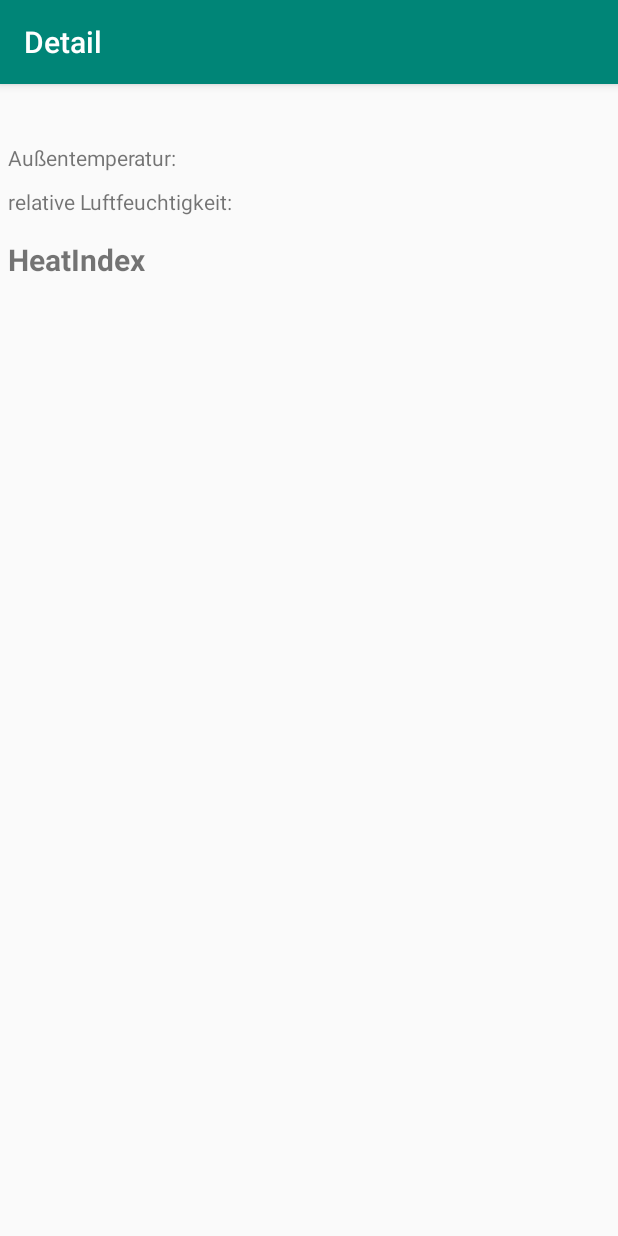
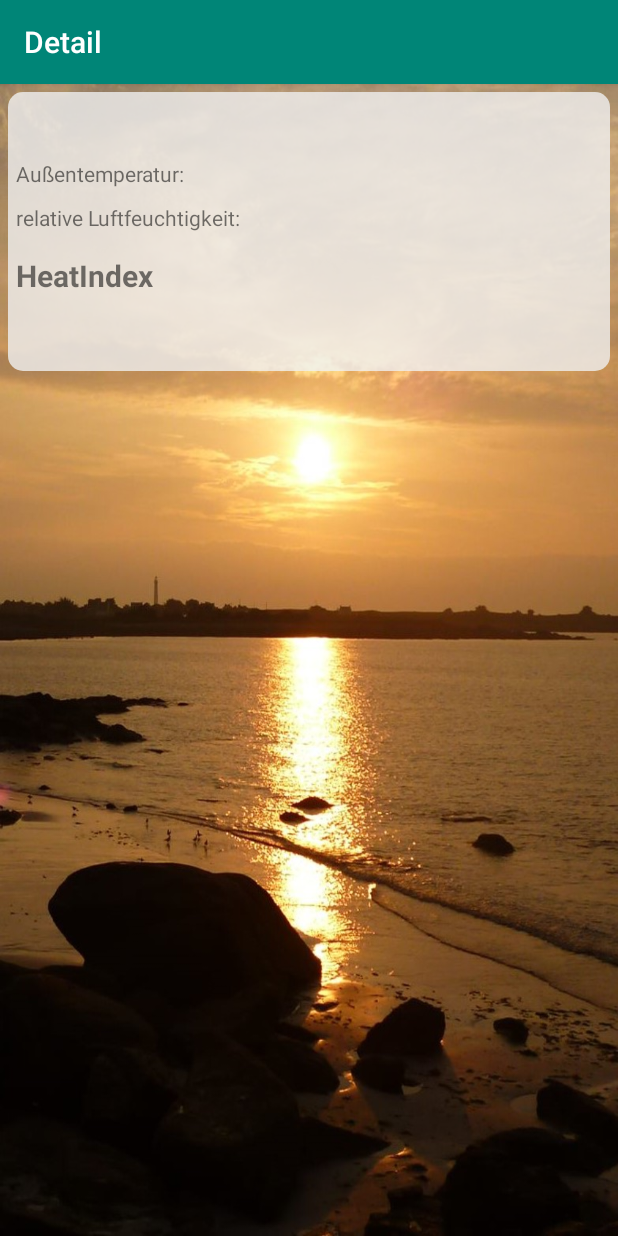
Before and after one commit to RagingLynx/Heat, an Android app: the DetailActivity screen opened directly, with no data from a screen before it, on a phone screen of 412 x 824 dp. Run offline under Robolectric (Android 15) with nearby library versions, the phone set to English and light mode, and no system bars; 6 statements that could not run were skipped.

Commit message:
Anpassung der Detailansicht

```diff
--- a/app/src/main/java/com/example/heat_index/DetailActivity.java
+++ b/app/src/main/java/com/example/heat_index/DetailActivity.java
@@ -29,7 +29,7 @@ public class DetailActivity extends AppCompatActivity {
         boolean isFahrenheit = extras.getBoolean("isFahrenheit");
 
         Date date = new Date(extras.getLong("date"));
-        SimpleDateFormat sdf = new SimpleDateFormat("dd/MM/yyyy");
+        SimpleDateFormat sdf = new SimpleDateFormat("dd/MM/yyyy \n hh:mm");
         dateDetail.setText(("" + sdf.format(date)));
 
         tempDetail.setText((extras.getDouble("temp") + (isFahrenheit ? getString(R.string.f):
--- a/app/src/main/res/layout/detail_activty.xml
+++ b/app/src/main/res/layout/detail_activty.xml
@@ -3,7 +3,15 @@
     xmlns:android="http://schemas.android.com/apk/res/android"
     android:orientation="vertical" android:layout_width="match_parent"
     android:layout_height="match_parent"
-    android:layout_marginHorizontal="5dp"
+    android:background="@drawable/bgn"
+    >
+    <LinearLayout
+        xmlns:android="http://schemas.android.com/apk/res/android"
+        android:orientation="vertical" android:layout_width="match_parent"
+        android:layout_height="wrap_content"
+        android:layout_margin="5dp"
+        android:padding="5dp"
+        android:background="@drawable/verlauf_item_shape"
         >
 
         <TextView
@@ -90,3 +98,4 @@
 
 
     </LinearLayout>
+</LinearLayout>
--- a/app/src/main/res/layout/fragment_verlauf.xml
+++ b/app/src/main/res/layout/fragment_verlauf.xml
@@ -13,7 +13,7 @@
     <androidx.recyclerview.widget.RecyclerView
         android:layout_width="match_parent"
         android:layout_height="wrap_content"
-        android:layout_marginVertical="20dp"
+        android:layout_marginVertical="5dp"
         android:id="@+id/recycler_view"
         tools:listitem="@layout/weather_list_item"
         />
--- a/app/src/main/res/layout/weather_list_item.xml
+++ b/app/src/main/res/layout/weather_list_item.xml
@@ -5,7 +5,7 @@
     android:layout_width="match_parent"
     android:layout_height="wrap_content"
     android:paddingVertical="5dp"
-    android:layout_marginHorizontal="10dp"
+    android:layout_marginHorizontal="5dp"
     android:layout_marginBottom="7dp"
     android:background="@drawable/verlauf_item_shape"
     >
```
Lines whose indentation alone changed are shown as unchanged.
